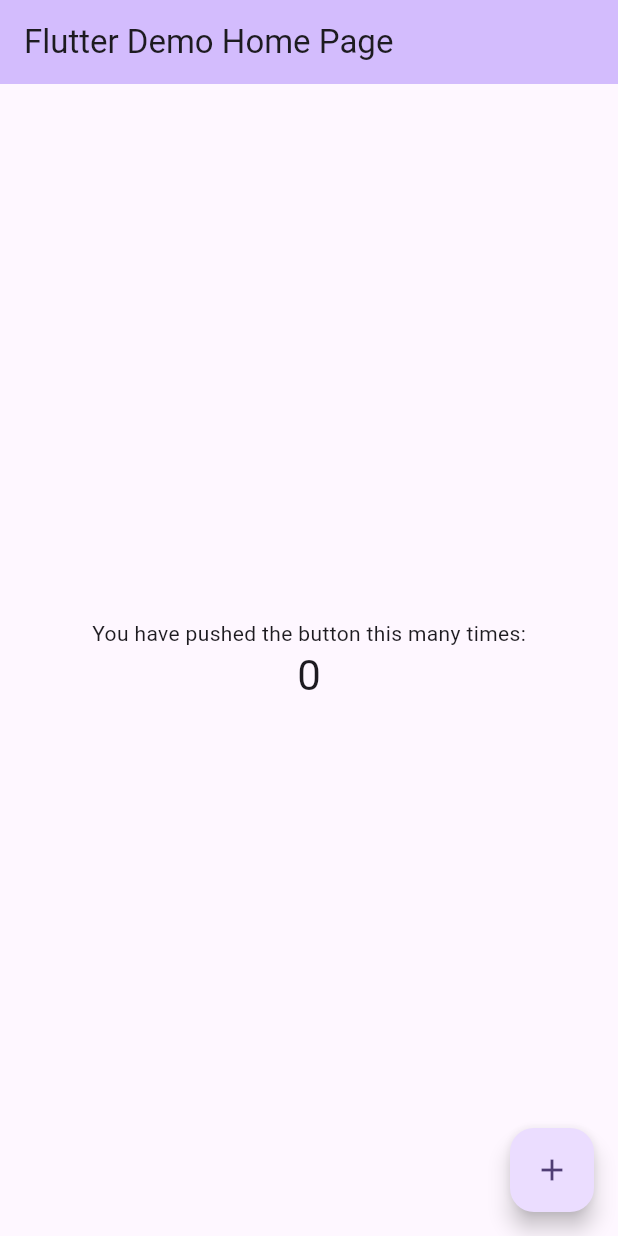
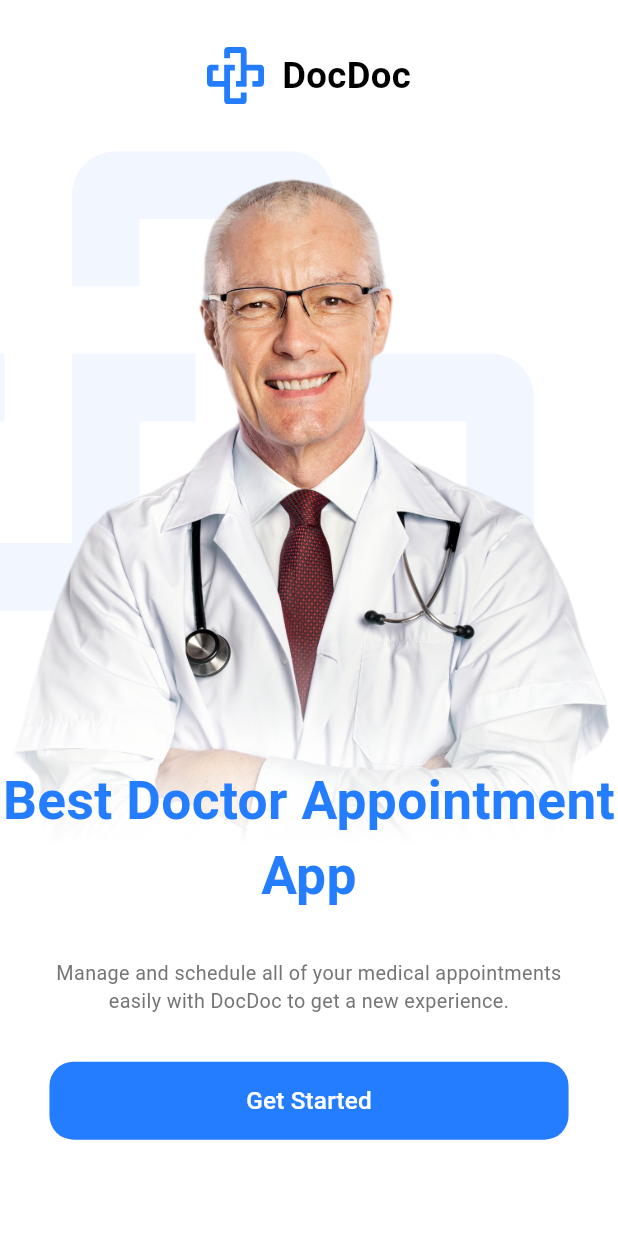
Before and after one commit to esraa-mohamad/flutter_advanced_course, a Flutter app: the screen it shows after launch, on a phone screen of 412 x 824 dp. Run offline on Flutter 3.47's test engine with Material 3 defaults, Android fonts, the phone set to English and light mode, and no system bars; our stand-ins replace flutter_screenutil, flutter_svg.

Commit message:
- add images & svg folder for assets - add flutter_svg & flutter_screenutil - made a file for doc app - added navigation extension - add routing folder that contain routes and routers file - add colors & text styles - add onboarding screen - add empty login screen

```diff
--- /dev/null
+++ b/lib/core/helper/extensions.dart
@@ -0,0 +1,15 @@
+import 'package:flutter/cupertino.dart';
+import 'package:flutter/material.dart';
+
+extension Navigation on BuildContext{
+  Future<dynamic> pushNamed(String routeName , {Object ? arguments}){
+    return Navigator.of(this).pushNamed(routeName , arguments: arguments);
+  }
+  Future<dynamic> pushReplacementNamed(String routeName , {Object ? arguments}){
+    return Navigator.of(this).pushReplacementNamed(routeName , arguments: arguments);
+  }
+  Future<dynamic> pushNamedAndRemoveUntil(String routeName , {Object ? arguments , required RoutePredicate predicate}){
+    return Navigator.of(this).pushNamedAndRemoveUntil(routeName , predicate , arguments: arguments);
+  }
+  void pop() => Navigator.of(this).pop();
+}
--- /dev/null
+++ b/lib/core/routing/app_router.dart
@@ -0,0 +1,32 @@
+import 'package:flutter/material.dart';
+import 'package:play_list_omar_ahmed/core/routing/routes.dart';
+import 'package:play_list_omar_ahmed/features/login/ui/login_screen.dart';
+import 'package:play_list_omar_ahmed/features/onboarding/onboarding_screen.dart';
+
+class AppRouter{
+
+
+  Route generateRoute(RouteSettings setting){
+    // this arguments to be passed in any screen like this (arguments as ClassName)
+    final arguments = setting.arguments;
+
+    switch(setting.name){
+      case Routes.onBoardingScreen :
+        return MaterialPageRoute(
+            builder: (_) => const OnBoardingScreen(),
+        );
+      case Routes.loginScreen :
+        return MaterialPageRoute(
+          builder: (_) => const LoginScreen(),
+        );
+      default :
+        return MaterialPageRoute(
+          builder: (_) =>  Scaffold(
+            body: Center(
+              child: Text('No route defined for ${setting.name}'),
+            ),
+          ),
+        );
+    }
+  }
+}
--- /dev/null
+++ b/lib/core/routing/routes.dart
@@ -0,0 +1,5 @@
+class Routes {
+
+  static const String onBoardingScreen = '/onBoardingScreen';
+  static const String loginScreen = '/loginScreen';
+}
--- /dev/null
+++ b/lib/core/theme/colors.dart
@@ -0,0 +1,7 @@
+import 'package:flutter/material.dart';
+
+class ColorsManager {
+
+  static const Color mainBlue = Color(0xff247CFF);
+  static const Color gray = Color(0xff757575);
+}
--- /dev/null
+++ b/lib/core/theme/styles.dart
@@ -0,0 +1,30 @@
+import 'package:flutter/material.dart';
+import 'package:flutter_screenutil/flutter_screenutil.dart';
+import 'package:play_list_omar_ahmed/core/theme/colors.dart';
+
+class TextStyles {
+
+  static TextStyle font24Black700Weight = TextStyle(
+    fontSize: 24.sp ,
+    color: Colors.black ,
+    fontWeight: FontWeight.w700
+  );
+
+  static TextStyle font32BlueBold = TextStyle(
+      fontSize: 35.sp ,
+      color: ColorsManager.mainBlue ,
+      fontWeight: FontWeight.bold
+  );
+
+  static TextStyle font13GrayRegular = TextStyle(
+      fontSize: 13.sp ,
+      color: ColorsManager.gray,
+      fontWeight: FontWeight.normal
+  );
+
+  static TextStyle font16WhiteSemiBold = TextStyle(
+      fontSize: 16.sp ,
+      color: Colors.white,
+      fontWeight: FontWeight.w500
+  );
+}
--- /dev/null
+++ b/lib/doc_app.dart
@@ -0,0 +1,29 @@
+import 'package:flutter/material.dart';
+import 'package:flutter_screenutil/flutter_screenutil.dart';
+import 'package:play_list_omar_ahmed/core/routing/app_router.dart';
+import 'package:play_list_omar_ahmed/core/theme/colors.dart';
+
+import 'core/routing/routes.dart';
+
+class DocApp extends StatelessWidget {
+  const DocApp({super.key, required this.appRouter});
+
+  final AppRouter appRouter ;
+  @override
+  Widget build(BuildContext context) {
+    return ScreenUtilInit(
+      designSize: const Size(375, 812),
+      minTextAdapt: true,
+      child: MaterialApp(
+        title: 'Doc Doc',
+        theme: ThemeData(
+          primaryColor: ColorsManager.mainBlue,
+          scaffoldBackgroundColor: Colors.white ,
+        ),
+        debugShowCheckedModeBanner: false,
+        initialRoute: Routes.onBoardingScreen,
+        onGenerateRoute: appRouter.generateRoute,
+      )
+    );
+  }
+}
--- /dev/null
+++ b/lib/features/login/ui/login_screen.dart
@@ -0,0 +1,17 @@
+import 'package:flutter/material.dart';
+
+class LoginScreen extends StatelessWidget {
+  const LoginScreen({super.key});
+
+  @override
+  Widget build(BuildContext context) {
+    return Scaffold(
+      appBar: AppBar(
+        title: const Text('Login Screen'),
+      ),
+      body: const Center(
+        child: Text('Login Screen'),
+      ),
+    );
+  }
+}
--- /dev/null
+++ b/lib/features/onboarding/onboarding_screen.dart
@@ -0,0 +1,48 @@
+import 'package:flutter/material.dart';
+import 'package:flutter_screenutil/flutter_screenutil.dart';
+import 'package:play_list_omar_ahmed/core/theme/styles.dart';
+import 'package:play_list_omar_ahmed/features/onboarding/widgets/doc_logo_and_name.dart';
+import 'package:play_list_omar_ahmed/features/onboarding/widgets/doctor_image_and_text.dart';
+import 'package:play_list_omar_ahmed/features/onboarding/widgets/get_started_button.dart';
+
+class OnBoardingScreen extends StatelessWidget {
+  const OnBoardingScreen({super.key});
+
+  @override
+  Widget build(BuildContext context) {
+    return Scaffold(
+      body: SafeArea(
+        child: SingleChildScrollView(
+          child: Padding(
+            padding: EdgeInsets.only(top: 30.h, bottom: 30.h),
+            child: Column(
+              children: [
+                const DocLogoAndName(),
+                SizedBox(
+                  height: 30.h,
+                ),
+                const DoctorImageAndText(),
+                Padding(
+                  padding: EdgeInsets.symmetric(horizontal: 30.w),
+                  child: Column(
+                    children: [
+                      Text(
+                        'Manage and schedule all of your medical appointments easily with DocDoc to get a new experience.',
+                        style: TextStyles.font13GrayRegular,
+                        textAlign: TextAlign.center,
+                      ),
+                      SizedBox(
+                        height: 30.h,
+                      ),
+                      const GetStartedButton()
+                    ],
+                  ),
+                ),
+              ],
+            ),
+          ),
+        ),
+      ),
+    );
+  }
+}
--- /dev/null
+++ b/lib/features/onboarding/widgets/doc_logo_and_name.dart
@@ -0,0 +1,25 @@
+import 'package:flutter/material.dart';
+import 'package:flutter_screenutil/flutter_screenutil.dart';
+import 'package:flutter_svg/flutter_svg.dart';
+import 'package:play_list_omar_ahmed/core/theme/styles.dart';
+
+class DocLogoAndName extends StatelessWidget {
+  const DocLogoAndName({super.key});
+
+  @override
+  Widget build(BuildContext context) {
+    return Row(
+      mainAxisAlignment: MainAxisAlignment.center,
+      children: [
+        SvgPicture.asset('assets/svg/doc_logo.svg'),
+        SizedBox(
+          width: 10.w,
+        ),
+         Text(
+          'DocDoc',
+          style: TextStyles.font24Black700Weight,
+        ),
+      ],
+    );
+  }
+}
--- /dev/null
+++ b/lib/features/onboarding/widgets/doctor_image_and_text.dart
@@ -0,0 +1,43 @@
+import 'package:flutter/material.dart';
+import 'package:flutter_svg/flutter_svg.dart';
+import 'package:play_list_omar_ahmed/core/theme/styles.dart';
+
+class DoctorImageAndText extends StatelessWidget {
+  const DoctorImageAndText({super.key});
+
+  @override
+  Widget build(BuildContext context) {
+    return Stack(
+      children: [
+        SvgPicture.asset('assets/svg/doc_logo_low_opacity.svg'),
+        Container(
+          foregroundDecoration: BoxDecoration(
+            gradient: LinearGradient(
+              colors: [
+                Colors.white ,
+                Colors.white.withOpacity(0.0),
+              ],
+              begin: Alignment.bottomCenter ,
+              end: Alignment.topCenter,
+              // number of arguments as number of colors
+              stops: const [0.14 , 0.4]
+            )
+          ),
+          child: Image.asset('assets/images/onboarding_doctor.png'),
+        ),
+        Positioned(
+          bottom: 30,
+            left: 0,
+            right: 0,
+            child: Text(
+              'Best Doctor Appointment App' ,
+              textAlign: TextAlign.center,
+              style: TextStyles.font32BlueBold.copyWith(
+                height: 1.4
+              ),
+            ),
+        ),
+      ],
+    );
+  }
+}
--- /dev/null
+++ b/lib/features/onboarding/widgets/get_started_button.dart
@@ -0,0 +1,33 @@
+import 'package:flutter/material.dart';
+import 'package:play_list_omar_ahmed/core/helper/extensions.dart';
+import 'package:play_list_omar_ahmed/core/theme/colors.dart';
+import 'package:play_list_omar_ahmed/core/theme/styles.dart';
+
+import '../../../core/routing/routes.dart';
+
+class GetStartedButton extends StatelessWidget {
+  const GetStartedButton({super.key});
+
+  @override
+  Widget build(BuildContext context) {
+    return TextButton(
+      onPressed: () {
+        context.pushNamed(Routes.loginScreen);
+      },
+      style: ButtonStyle(
+          backgroundColor: WidgetStateProperty.all(ColorsManager.mainBlue),
+          // delete space above button( control by myself )
+          tapTargetSize: MaterialTapTargetSize.shrinkWrap,
+          minimumSize: WidgetStateProperty.all(
+            const Size(double.infinity, 52),
+          ),
+          shape: WidgetStateProperty.all(RoundedRectangleBorder(
+            borderRadius: BorderRadius.circular(16),
+          ))),
+      child: Text(
+        'Get Started',
+        style: TextStyles.font16WhiteSemiBold,
+      ),
+    );
+  }
+}
--- a/lib/main.dart
+++ b/lib/main.dart
@@ -1,126 +1,7 @@
 import 'package:flutter/material.dart';
+import 'package:play_list_omar_ahmed/core/routing/app_router.dart';
+import 'package:play_list_omar_ahmed/doc_app.dart';
 
 void main() {
-  runApp(const MyApp());
+  runApp( DocApp(appRouter: AppRouter(),));
 }
-
-class MyApp extends StatelessWidget {
-  const MyApp({super.key});
-
-  // This widget is the root of your application.
-  @override
-  Widget build(BuildContext context) {
-    return MaterialApp(
-      title: 'Flutter Advanced Course',
-      theme: ThemeData(
-        // This is the theme of your application.
-        //
-        // TRY THIS: Try running your application with "flutter run". You'll see
-        // the application has a purple toolbar. Then, without quitting the app,
-        // try changing the seedColor in the colorScheme below to Colors.green
-        // and then invoke "hot reload" (save your changes or press the "hot
-        // reload" button in a Flutter-supported IDE, or press "r" if you used
-        // the command line to start the app).
-        //
-        // Notice that the counter didn't reset back to zero; the application
-        // state is not lost during the reload. To reset the state, use hot
-        // restart instead.
-        //
-        // This works for code too, not just values: Most code changes can be
-        // tested with just a hot reload.
-        colorScheme: ColorScheme.fromSeed(seedColor: Colors.deepPurple),
-        useMaterial3: true,
-      ),
-      debugShowCheckedModeBanner: false,
-      home: const MyHomePage(title: 'Flutter Demo Home Page'),
-    );
-  }
-}
-
-class MyHomePage extends StatefulWidget {
-  const MyHomePage({super.key, required this.title});
-
-  // This widget is the home page of your application. It is stateful, meaning
-  // that it has a State object (defined below) that contains fields that affect
-  // how it looks.
-
-  // This class is the configuration for the state. It holds the values (in this
-  // case the title) provided by the parent (in this case the App widget) and
-  // used by the build method of the State. Fields in a Widget subclass are
-  // always marked "final".
-
-  final String title;
-
-  @override
-  State<MyHomePage> createState() => _MyHomePageState();
-}
-
-class _MyHomePageState extends State<MyHomePage> {
-  int _counter = 0;
-
-  void _incrementCounter() {
-    setState(() {
-      // This call to setState tells the Flutter framework that something has
-      // changed in this State, which causes it to rerun the build method below
-      // so that the display can reflect the updated values. If we changed
-      // _counter without calling setState(), then the build method would not be
-      // called again, and so nothing would appear to happen.
-      _counter++;
-    });
-  }
-
-  @override
-  Widget build(BuildContext context) {
-    // This method is rerun every time setState is called, for instance as done
-    // by the _incrementCounter method above.
-    //
-    // The Flutter framework has been optimized to make rerunning build methods
-    // fast, so that you can just rebuild anything that needs updating rather
-    // than having to individually change instances of widgets.
-    return Scaffold(
-      appBar: AppBar(
-        // TRY THIS: Try changing the color here to a specific color (to
-        // Colors.amber, perhaps?) and trigger a hot reload to see the AppBar
-        // change color while the other colors stay the same.
-        backgroundColor: Theme.of(context).colorScheme.inversePrimary,
-        // Here we take the value from the MyHomePage object that was created by
-        // the App.build method, and use it to set our appbar title.
-        title: Text(widget.title),
-      ),
-      body: Center(
-        // Center is a layout widget. It takes a single child and positions it
-        // in the middle of the parent.
-        child: Column(
-          // Column is also a layout widget. It takes a list of children and
-          // arranges them vertically. By default, it sizes itself to fit its
-          // children horizontally, and tries to be as tall as its parent.
-          //
-          // Column has various properties to control how it sizes itself and
-          // how it positions its children. Here we use mainAxisAlignment to
-          // center the children vertically; the main axis here is the vertical
-          // axis because Columns are vertical (the cross axis would be
-          // horizontal).
-          //
-          // TRY THIS: Invoke "debug painting" (choose the "Toggle Debug Paint"
-          // action in the IDE, or press "p" in the console), to see the
-          // wireframe for each widget.
-          mainAxisAlignment: MainAxisAlignment.center,
-          children: <Widget>[
-            const Text(
-              'You have pushed the button this many times:',
-            ),
-            Text(
-              '$_counter',
-              style: Theme.of(context).textTheme.headlineMedium,
-            ),
-          ],
-        ),
-      ),
-      floatingActionButton: FloatingActionButton(
-        onPressed: _incrementCounter,
-        tooltip: 'Increment',
-        child: const Icon(Icons.add),
-      ), // This trailing comma makes auto-formatting nicer for build methods.
-    );
-  }
-}
```
Also changed, not shown: pubspec.yaml (+7 -3 lines), assets/images/onboarding_doctor.png (added), assets/svg/doc_logo.svg (added), assets/svg/doc_logo_low_opacity.svg (added), pubspec.lock, 1 other file.
